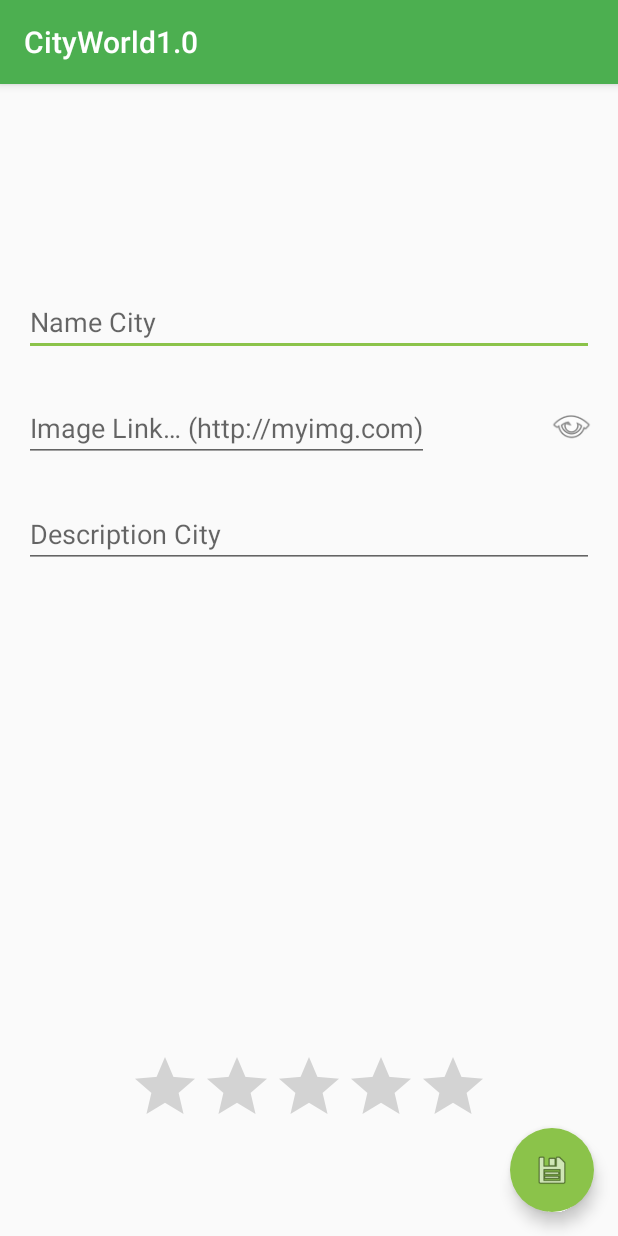
After one commit to willimetro/CityWorld, an Android app: the AddEditCityActivity screen opened directly, with no data from a screen before it, on a phone screen of 412 x 824 dp. The commit adds this screen. Run offline under Robolectric (Android 15) with nearby library versions, the phone set to English and light mode, and no system bars; our stand-ins replace Picasso; pictures from the network do not load.

Commit message:
Se versiona lo siguiente:
* Nueva activity de creación de ciudades y su respectivo layout
* Nuevo ícono de agregar ciudad
* Se programa la funcionalidad de pre-visualizar la imagen de la ciudad

```diff
--- a/app/build.gradle
+++ b/app/build.gradle
@@ -23,6 +23,10 @@ dependencies {
     implementation fileTree(dir: 'libs', include: ['*.jar'])
     implementation 'com.android.support:appcompat-v7:26.1.0'
     implementation 'com.android.support.constraint:constraint-layout:1.0.2'
+    compile 'com.android.support:cardview-v7:26.1.0'
+    compile 'com.android.support:recyclerview-v7:26.1.0'
+    compile 'com.android.support:design:26.1.0'
+    compile 'com.squareup.picasso:picasso:2.5.2'
     testImplementation 'junit:junit:4.12'
     androidTestImplementation 'com.android.support.test:runner:1.0.1'
     androidTestImplementation 'com.android.support.test.espresso:espresso-core:3.0.1'
--- /dev/null
+++ b/app/src/main/java/com/udemy/wilfredo/cityworld10/activities/AddEditCityActivity.java
@@ -0,0 +1,52 @@
+package com.udemy.wilfredo.cityworld10.activities;
+
+import android.support.v7.app.AppCompatActivity;
+import android.os.Bundle;
+import android.view.View;
+import android.widget.Button;
+import android.widget.EditText;
+import android.widget.ImageView;
+import android.widget.Toast;
+
+import com.squareup.picasso.Picasso;
+import com.udemy.wilfredo.cityworld10.R;
+
+public class AddEditCityActivity extends AppCompatActivity {
+
+    private EditText editTextCityImage;
+    private ImageView imageViewPreview;
+
+    @Override
+    protected void onCreate(Bundle savedInstanceState) {
+        super.onCreate(savedInstanceState);
+        setContentView(R.layout.activity_add_edit_city);
+
+        //Se inicializan los objetos de la UI
+        editTextCityImage = findViewById(R.id.editTextCityImage);
+        imageViewPreview = findViewById(R.id.imageViewPreview);
+        Button buttonPreview = findViewById(R.id.buttonPreview);
+
+        //Se agrega la acción de onClick al botón de previsualización
+        buttonPreview.setOnClickListener(new View.OnClickListener() {
+            @Override
+            public void onClick(View view) {
+                String link = editTextCityImage.getText().toString();
+                if(link.length() > 0 && link.startsWith("http")) {
+                    loadImageLinkForPreview(link);
+                } else {
+                    Toast.makeText(AddEditCityActivity.this,"Please enter a valid link",Toast.LENGTH_LONG).show();
+                }
+            }
+        });
+    }
+
+    /**
+     * Método que se encarga de cargar una imagen desde Internet.
+     * Es necesario colocar el permiso de acceso a internet en el manifest
+     * @param link parámetro que representa el link ingresado por el usuario
+     */
+    private void loadImageLinkForPreview(String link) {
+        Picasso.with(this).load(link).fit().into(imageViewPreview);
+    }
+
+}
--- a/app/src/main/java/com/udemy/wilfredo/cityworld10/model/City.java
+++ b/app/src/main/java/com/udemy/wilfredo/cityworld10/model/City.java
@@ -22,6 +22,10 @@ public class City extends RealmObject {
     @Required
     private String urlImgBackGround;
     private float starsPoints;
+
+    public City() {
+
+    }
 
     public City(int id, String name, String desc, String urlImgBackGround, float starsPoints) {
         this.id = CityWorldApplication.CITY_ID.incrementAndGet();
--- /dev/null
+++ b/app/src/main/res/layout/activity_add_edit_city.xml
@@ -0,0 +1,90 @@
+<?xml version="1.0" encoding="utf-8"?>
+<LinearLayout xmlns:android="http://schemas.android.com/apk/res/android"
+    xmlns:app="http://schemas.android.com/apk/res-auto"
+    xmlns:tools="http://schemas.android.com/tools"
+    android:layout_width="match_parent"
+    android:layout_height="match_parent"
+    android:orientation="vertical"
+    tools:context=".activities.AddEditCityActivity">
+
+    <ImageView
+        android:id="@+id/imageViewPreview"
+        android:layout_width="match_parent"
+        android:contentDescription="@string/image_content_description"
+        android:layout_height="120dp" />
+
+    <FrameLayout
+        android:layout_width="match_parent"
+        android:layout_height="match_parent">
+
+        <RelativeLayout
+            android:layout_width="match_parent"
+            android:layout_height="match_parent"
+            android:padding="@dimen/activity_horizontal_margin">
+
+
+            <EditText
+                android:id="@+id/editTextCityName"
+                android:layout_width="match_parent"
+                android:layout_height="wrap_content"
+                android:hint="@string/hint_city_name"
+                android:inputType="textPersonName" />
+
+            <EditText
+                android:id="@+id/editTextCityDescription"
+                android:layout_width="match_parent"
+                android:layout_height="wrap_content"
+                android:layout_below="@+id/editTextCityImage"
+                android:layout_marginTop="25dp"
+                android:hint="@string/hint_city_description"
+                android:inputType="textMultiLine"
+                android:maxLength="100"
+                android:maxLines="3" />
+
+            <Button
+                android:id="@+id/buttonPreview"
+                android:layout_width="30dp"
+                android:layout_height="30dp"
+                android:layout_alignParentEnd="true"
+                android:layout_alignParentRight="true"
+                android:layout_alignTop="@+id/editTextCityImage"
+                android:layout_marginTop="6dp"
+                android:background="@android:drawable/ic_menu_view"
+                android:gravity="end" />
+
+            <EditText
+                android:id="@+id/editTextCityImage"
+                android:layout_width="270dp"
+                android:layout_height="wrap_content"
+                android:layout_alignParentLeft="true"
+                android:layout_alignParentStart="true"
+                android:layout_below="@+id/editTextCityName"
+                android:layout_marginTop="25dp"
+                android:hint="@string/hint_city_image_link"
+                android:inputType="textWebEditText" />
+
+            <RatingBar
+                android:id="@+id/ratingBarCity"
+                android:layout_width="wrap_content"
+                android:layout_height="wrap_content"
+                android:layout_alignParentBottom="true"
+                android:layout_centerHorizontal="true"
+                android:layout_marginBottom="50dp" />
+
+        </RelativeLayout>
+
+        <android.support.design.widget.FloatingActionButton
+            android:id="@+id/FABEditCity"
+            android:layout_width="wrap_content"
+            android:layout_height="wrap_content"
+            android:layout_gravity="bottom|end"
+            android:layout_margin="16dp"
+            android:clickable="true"
+            android:focusable="true"
+            android:src="@android:drawable/ic_menu_save"
+            app:backgroundTint="@color/colorAccent"
+            app:borderWidth="0dp" />
+
+    </FrameLayout>
+
+</LinearLayout>
--- a/app/src/main/res/values/colors.xml
+++ b/app/src/main/res/values/colors.xml
@@ -1,6 +1,11 @@
 <?xml version="1.0" encoding="utf-8"?>
 <resources>
-    <color name="colorPrimary">#3F51B5</color>
-    <color name="colorPrimaryDark">#303F9F</color>
-    <color name="colorAccent">#FF4081</color>
+    <color name="colorPrimary">#4CAF50</color>
+    <color name="colorPrimaryDark">#388E3C</color>
+    <color name="colorAccent">#8BC34A</color>
+    <color name="colorPrimaryLight">#C8E6C9</color>
+    <color name="colorPrimaryText">#212121</color>
+    <color name="colorSecondaryText">#757575</color>
+    <color name="colorTextIcon">#FFFFFF</color>
+    <color name="colorDivider">#BDBDBD</color>
 </resources>
--- /dev/null
+++ b/app/src/main/res/values/dimens.xml
@@ -0,0 +1,5 @@
+<?xml version="1.0" encoding="utf-8"?>
+<resources>
+    <dimen name="activity_horizontal_margin">16dp</dimen>
+    <dimen name="activity_vertical_margin">16dp</dimen>
+</resources>
--- a/app/src/main/res/values/strings.xml
+++ b/app/src/main/res/values/strings.xml
@@ -1,3 +1,7 @@
 <resources>
     <string name="app_name">CityWorld1.0</string>
+    <string name="hint_city_name">Name City</string>
+    <string name="hint_city_description">Description City</string>
+    <string name="hint_city_image_link"><![CDATA[Image Link… (http://myimg.com)]]></string>
+    <string name="image_content_description">Preview</string>
 </resources>
```
Also changed, not shown: app/src/main/AndroidManifest.xml (+6 -3 lines), app/src/main/java/com/udemy/wilfredo/cityworld10/activities/CityWorldActivity.java (+21 -1 lines), app/src/main/res/layout/activity_city_world.xml (+18 -10 lines), app/src/main/ic_add_city-web.png (added), app/src/main/res/mipmap-hdpi/ic_add_city.png (added), app/src/main/res/mipmap-mdpi/ic_add_city.png (added), app/src/main/res/mipmap-xhdpi/ic_add_city.png (added), app/src/main/res/mipmap-xxhdpi/ic_add_city.png (added), app/src/main/res/mipmap-xxxhdpi/ic_add_city.png (added).
